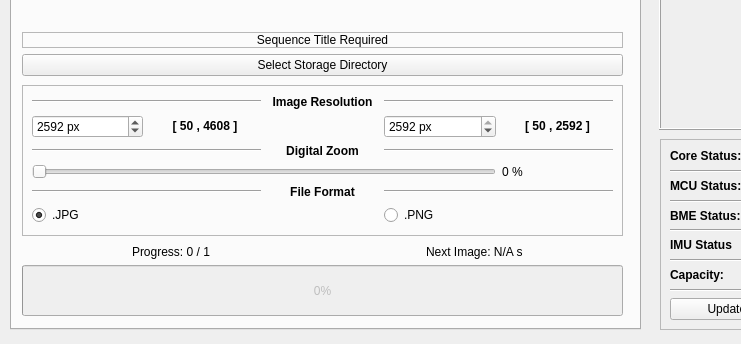
CoCl-Jerry/SciSpin_Max_Dev, file _ui/Clinostat.ui: the form before one commit; both pictures show x 0 to 741 and y 231 to 575 of the 1024 by 575 pixel window.
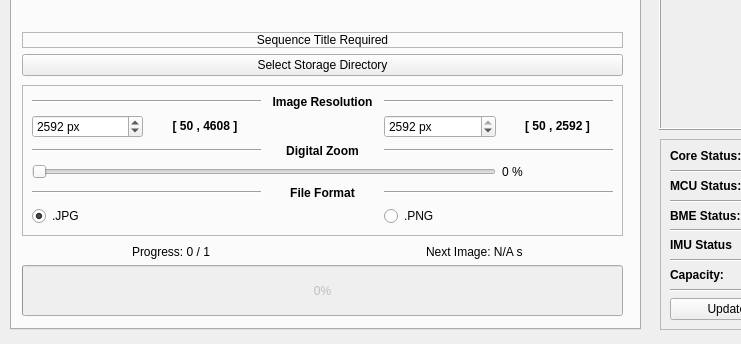
The form after the commit. Icons and pictures are not drawn. Custom widgets are drawn as their Qt base class.

Diff of the .ui file:
```diff
--- a/_ui/Clinostat.ui
+++ b/_ui/Clinostat.ui
@@ -883,7 +883,7 @@
         </rect>
        </property>
        <layout class="QGridLayout" name="gridLayout_2">
-        <item row="3" column="0" colspan="4">
+        <item row="4" column="0" colspan="4">
          <widget class="QSlider" name="imaging_digital_zoom_horizontalSlider">
           <property name="minimum">
            <number>0</number>
@@ -905,7 +905,7 @@
           </property>
          </widget>
         </item>
-        <item row="6" column="0" colspan="2">
+        <item row="8" column="0" colspan="2">
          <widget class="QRadioButton" name="imaging_JPG_radioButton">
           <property name="text">
            <string>.JPG</string>
@@ -915,13 +915,26 @@
           </property>
          </widget>
         </item>
-        <item row="2" column="3" colspan="2">
+        <item row="3" column="3" colspan="2">
          <widget class="Line" name="line_9">
           <property name="orientation">
            <enum>Qt::Horizontal</enum>
           </property>
          </widget>
         </item>
+        <item row="9" column="2">
+         <spacer name="verticalSpacer_5">
+          <property name="orientation">
+           <enum>Qt::Vertical</enum>
+          </property>
+          <property name="sizeHint" stdset="0">
+           <size>
+            <width>20</width>
+            <height>40</height>
+           </size>
+          </property>
+         </spacer>
+        </item>
         <item row="0" column="0" colspan="2">
          <widget class="Line" name="line_6">
           <property name="orientation">
@@ -929,7 +942,7 @@
           </property>
          </widget>
         </item>
-        <item row="4" column="2" rowspan="2">
+        <item row="6" column="2" rowspan="2">
          <widget class="QLabel" name="imaging_file_format_text_label">
           <property name="text">
            <string>&lt;html&gt;&lt;head/&gt;&lt;body&gt;&lt;p align=&quot;center&quot;&gt;&lt;span style=&quot; font-weight:700;&quot;&gt;File Format&lt;/span&gt;&lt;/p&gt;&lt;/body&gt;&lt;/html&gt;</string>
@@ -979,35 +992,48 @@
           </property>
          </widget>
         </item>
-        <item row="2" column="0" colspan="2">
+        <item row="3" column="0" colspan="2">
          <widget class="Line" name="line_5">
           <property name="orientation">
            <enum>Qt::Horizontal</enum>
           </property>
          </widget>
         </item>
-        <item row="6" column="3" colspan="2">
+        <item row="2" column="2">
+         <spacer name="verticalSpacer_6">
+          <property name="orientation">
+           <enum>Qt::Vertical</enum>
+          </property>
+          <property name="sizeHint" stdset="0">
+           <size>
+            <width>20</width>
+            <height>40</height>
+           </size>
+          </property>
+         </spacer>
+        </item>
+        <item row="8" column="3" colspan="2">
          <widget class="QRadioButton" name="imaging_PNG_radioButton">
           <property name="text">
            <string>.PNG</string>
           </property>
          </widget>
         </item>
-        <item row="4" column="3" rowspan="2" colspan="2">
+        <item row="6" column="3" rowspan="2" colspan="2">
          <widget class="Line" name="line_11">
           <property name="orientation">
            <enum>Qt::Horizontal</enum>
           </property>
          </widget>
         </item>
-        <item row="4" column="0" rowspan="2" colspan="2">
+        <item row="6" column="0" rowspan="2" colspan="2">
          <widget class="Line" name="line_10">
           <property name="orientation">
            <enum>Qt::Horizontal</enum>
           </property>
          </widget>
         </item>
-        <item row="3" column="4">
+        <item row="4" column="4">
          <widget class="QLabel" name="imaging_digital_zoom_value_label">
           <property name="text">
            <string>0 %</string>
@@ -1037,15 +1063,15 @@
           </property>
          </widget>
         </item>
-        <item row="2" column="2">
+        <item row="3" column="2">
          <widget class="QLabel" name="imaging_digital_zoom_text_label">
           <property name="text">
            <string>&lt;html&gt;&lt;head/&gt;&lt;body&gt;&lt;p align=&quot;center&quot;&gt;&lt;span style=&quot; font-weight:700;&quot;&gt;Digital Zoom&lt;/span&gt;&lt;/p&gt;&lt;/body&gt;&lt;/html&gt;</string>
           </property>
          </widget>
         </item>
-        <item row="7" column="2">
-         <spacer name="verticalSpacer_5">
+        <item row="5" column="2">
+         <spacer name="verticalSpacer_7">
           <property name="orientation">
            <enum>Qt::Vertical</enum>
           </property>
```
